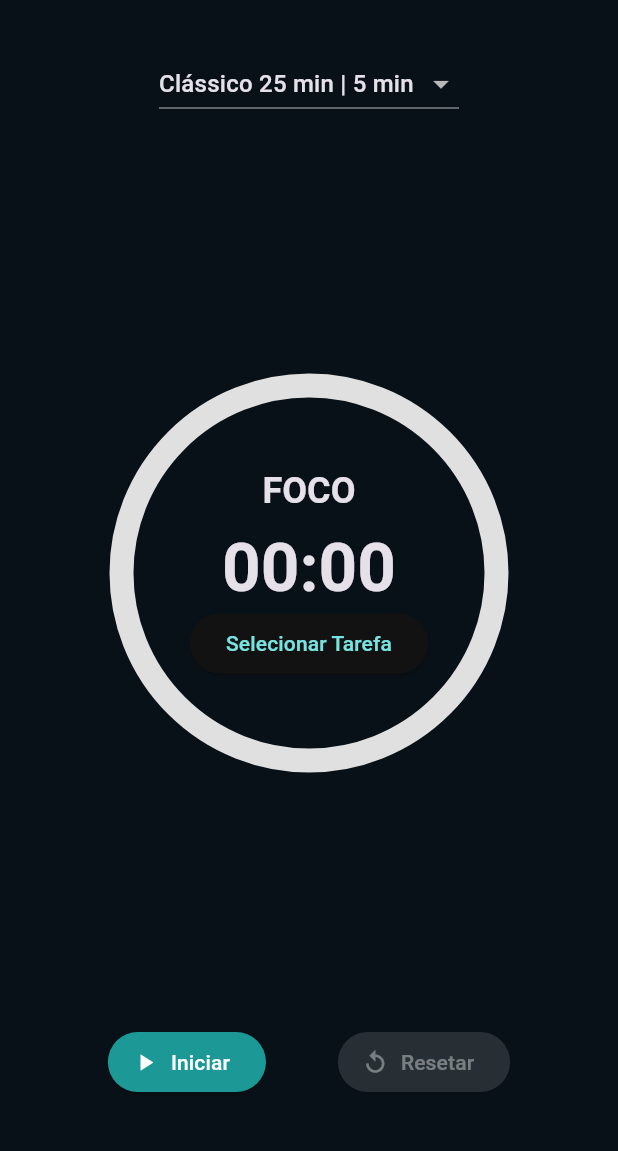
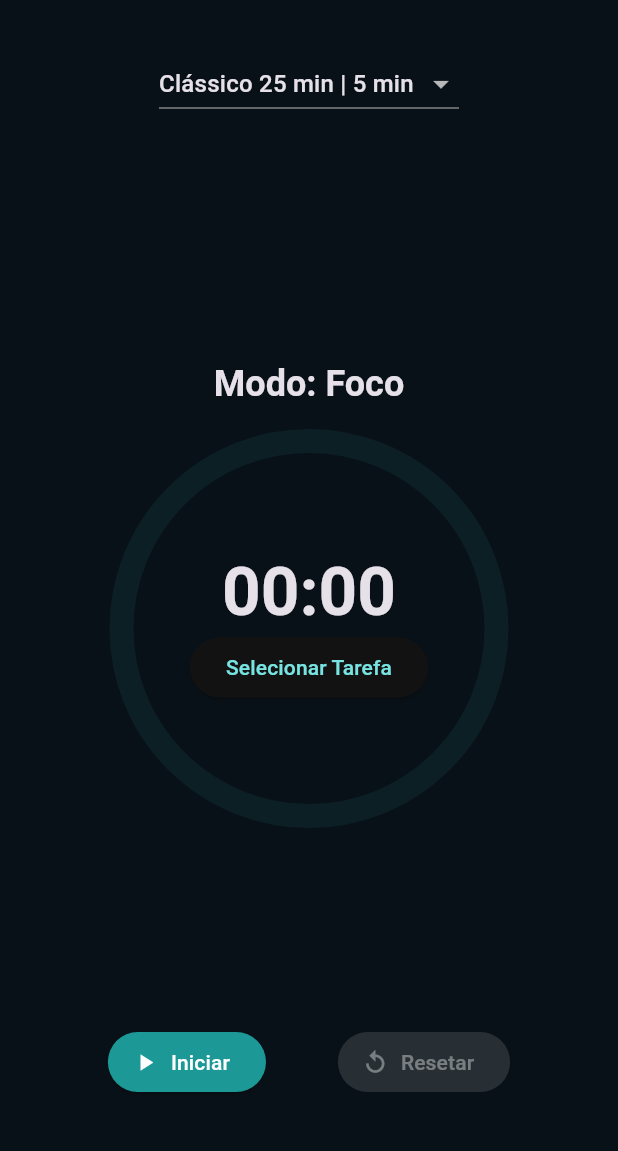
Before and after one commit to Andy-lucas7/study.io, a Flutter app: the PomodoroPage screen opened directly, on a phone screen of 412 x 824 dp, the part 72-1223 px from its top. Run offline on Flutter 3.47's test engine with Material 3 defaults, Android fonts, the phone set to English and light mode, and no system bars; our stand-ins replace audioplayers, font_awesome_flutter, google_fonts, permission_handler, share_plus, speech_to_text and 1 more; accounts and stored records are empty.

Commit message:
Update: ./screens/Pomodoro_page

```diff
--- a/lib/screens/pomodoro_page.dart
+++ b/lib/screens/pomodoro_page.dart
@@ -239,9 +239,20 @@ class _PomodoroPageState extends State<PomodoroPage>
                 ),
               ],
             ),
+            const SizedBox(height: 20),
             Expanded(
-              child: Center(
-                child: Stack(
+              child: Column(
+                crossAxisAlignment: CrossAxisAlignment.center,
+                mainAxisAlignment: MainAxisAlignment.center,
+                children: [
+                  Text(
+                    _isFocus ? 'Modo: Foco' : 'Modo: Pausa',
+                    style: Theme.of(context).textTheme.headlineSmall?.copyWith(
+                      fontWeight: FontWeight.bold,
+                    ),
+                  ),
+                  SizedBox(height: 22),
+                  Stack(
                     alignment: Alignment.center,
                     children: [
                       SizedBox(
@@ -255,20 +266,14 @@ class _PomodoroPageState extends State<PomodoroPage>
                           valueColor: AlwaysStoppedAnimation(
                             currentTheme.colorScheme.primary,
                           ),
-                        backgroundColor: Colors.grey.shade300,
-                        strokeCap:
-                            StrokeCap.round, // Deixa as pontas arredondadas
+                          backgroundColor: currentTheme.colorScheme.primary
+                              .withOpacity(0.1),
+                          strokeCap: StrokeCap.round,
                         ),
                       ),
                       Column(
                         mainAxisSize: MainAxisSize.min,
                         children: [
-                        Text(
-                          _isFocus ? 'FOCO' : 'PAUSA',
-                          style: Theme.of(context).textTheme.headlineSmall
-                              ?.copyWith(fontWeight: FontWeight.bold),
-                        ),
-                        const SizedBox(height: 10),
                           Text(
                             _formatDuration(_remaining),
                             style: Theme.of(context).textTheme.displayMedium
@@ -287,6 +292,7 @@ class _PomodoroPageState extends State<PomodoroPage>
                       ),
                     ],
                   ),
+                ],
               ),
             ),
             Row(
```
Also changed, not shown: lib/screens/summary_page.dart (+74 -48 lines). Lines whose indentation alone changed are shown as unchanged.
